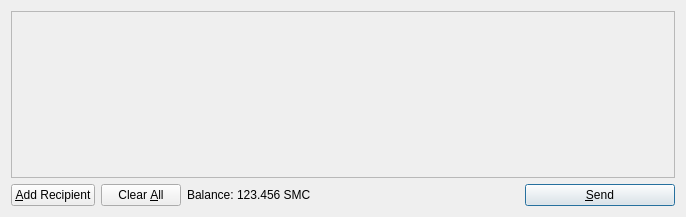
First picture: the form in src/qt/forms/sendcoinsdialog.ui, repository flycoin/flycoin, before the edit.
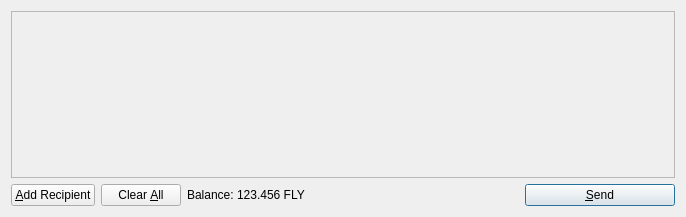
Second picture: the form after the edit. Icons and pictures are not drawn.

```diff
--- a/src/qt/forms/sendcoinsdialog.ui
+++ b/src/qt/forms/sendcoinsdialog.ui
@@ -119,7 +119,7 @@
           <cursorShape>IBeamCursor</cursorShape>
          </property>
          <property name="text">
-          <string>123.456 SMC</string>
+          <string>123.456 FLY</string>
          </property>
          <property name="textInteractionFlags">
           <set>Qt::LinksAccessibleByMouse|Qt::TextSelectableByKeyboard|Qt::TextSelectableByMouse</set>
```
